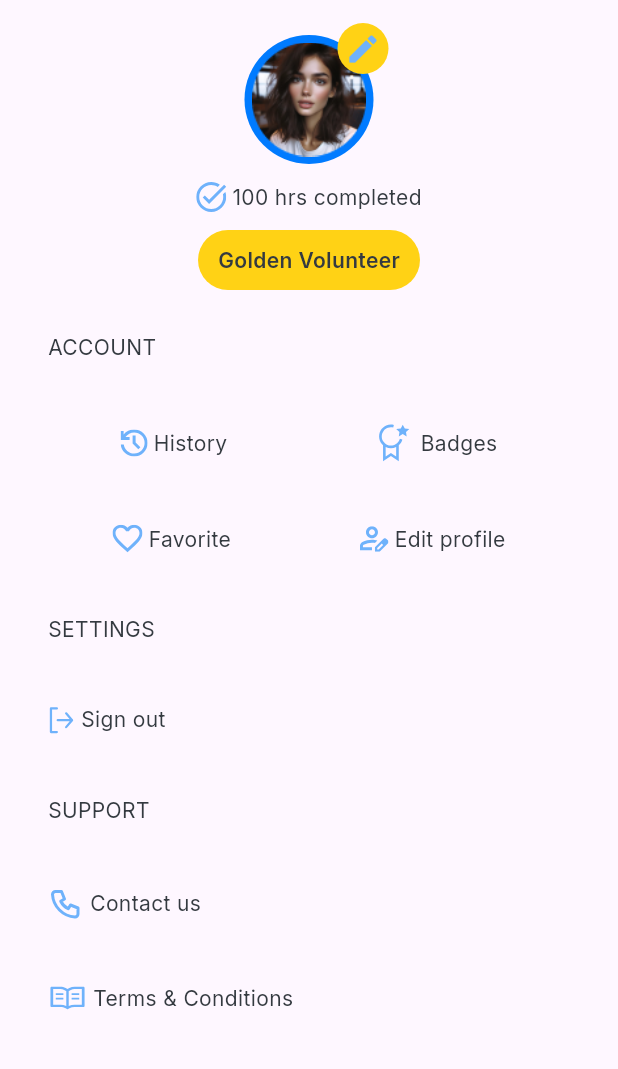
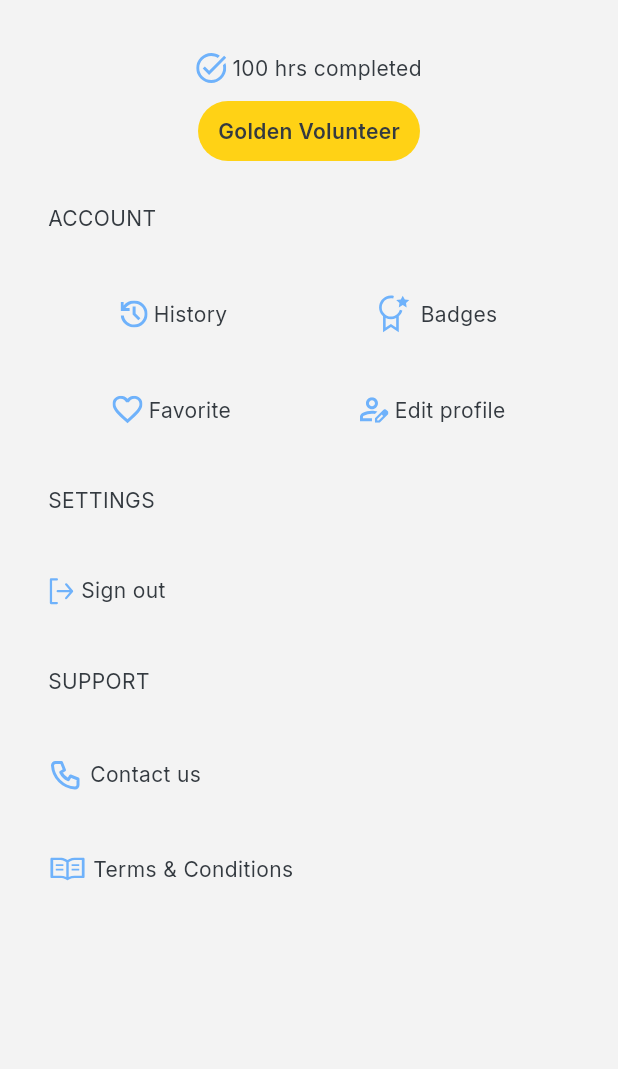
Before and after one commit to Kiitan12/VolunTek, a Flutter app: the Profile screen opened directly, on a phone screen of 412 x 824 dp, the part 73-1142 px from its top. Run offline on Flutter 3.47's test engine with Material 3 defaults, Android fonts, the phone set to English and light mode, and no system bars; drawn by our look-alikes of badges; our stand-ins replace cached_network_image, carousel_slider, cloud_firestore, firebase_auth, firebase_core, firebase_messaging and 4 more; accounts and stored records are empty; project files that could hold a hidden picture were left out.

Commit message:
profile screen in-progress

```diff
--- a/lib/src/features/home/presentation/widget/home.dart
+++ b/lib/src/features/home/presentation/widget/home.dart
@@ -244,6 +244,7 @@ class _HomeState extends State<Home> with SingleTickerProviderStateMixin{
                   ],
                 ),
               ),
+              const SizedBox(height: 32),
             ],
           ),
         ),
--- a/lib/src/features/profile/presentation/widget/profile.dart
+++ b/lib/src/features/profile/presentation/widget/profile.dart
@@ -1,6 +1,7 @@
 import 'package:flutter/material.dart';
 import 'package:volun_tek/src/constants/app_style.dart';
 import 'package:badges/badges.dart' as badge;
+import 'package:volun_tek/src/routing/routes.dart';
 
 import '../../../../constants/colors.dart';
 import 'refactored/profile_tile.dart';
@@ -11,7 +12,9 @@ class Profile extends StatelessWidget {
   @override
   Widget build(BuildContext context) {
     return Scaffold(
+      backgroundColor: kBackgroundColor,
       appBar: AppBar(
+        backgroundColor: kBackgroundColor,
         title: Text(
           'Profile',
           style: AppStyle.kHeading1.copyWith(
@@ -26,24 +29,7 @@ class Profile extends StatelessWidget {
             crossAxisAlignment: CrossAxisAlignment.start,
             children: [
               const SizedBox(height: 16),
-              Center(
-                child: badge.Badge(
-                  badgeStyle: const badge.BadgeStyle(
-                    badgeColor: kYellow,
-                    elevation: 0,
-                  ),
-                  badgeContent: const Icon(Icons.edit, color: kBlueAccent),
-                  child: CircleAvatar(
-                    radius: 43,
-                    backgroundColor: kBlue,
-                    child: Image.asset(
-                      'assets/images/profile.png',
-                      height: 76,
-                      width: 76,
-                    ),
-                  ),
-                ),
-              ),
+
               const SizedBox(height: 12),
               const ProfileTile(
                 imgUrl: 'assets/svg/check_circle.svg',
@@ -86,16 +72,19 @@ class Profile extends StatelessWidget {
                 ],
               ),
               const SizedBox(height: 40),
-              const Row(
+               Row(
                 mainAxisAlignment: MainAxisAlignment.spaceAround,
                 children: [
-                  ProfileTile(
+                  const ProfileTile(
                     imgUrl: 'assets/svg/favourite.svg',
                     title: 'Favorite',
                   ),
                   ProfileTile(
                     imgUrl: 'assets/svg/edit_profile.svg',
                     title: 'Edit profile',
+                    onTap: () {
+                      Navigator.pushNamed(context, editProfile);
+                    }
                   ),
                 ],
               ),
@@ -128,7 +117,7 @@ class Profile extends StatelessWidget {
                     title: 'Contact us',
                     isCentered: false,
                   ),
-                  const SizedBox(height: 40),
+                   SizedBox(height: 40),
                   ProfileTile(
                     imgUrl: 'assets/svg/terms.svg',
                     title: 'Terms & Conditions',
--- a/lib/src/features/search/presentation/widget/search.dart
+++ b/lib/src/features/search/presentation/widget/search.dart
@@ -61,7 +61,9 @@ class _SearchState extends State<Search> {
                     .snapshots(),
                 builder: (context, snapshot) {
                   return (snapshot.connectionState == ConnectionState.waiting)
-                      ? const CircularProgressIndicator()
+                      ? const Center(
+                          child: CircularProgressIndicator(),
+                        )
                       : ListView.separated(
                           shrinkWrap: true,
                           separatorBuilder: (context, index) =>
@@ -89,7 +91,6 @@ class _SearchState extends State<Search> {
                             return Container();
                           },
                         );
-
                 },
               ),
             ),
--- a/lib/src/routing/router.dart
+++ b/lib/src/routing/router.dart
@@ -18,6 +18,7 @@ import '../features/authentication/presentation/controller/sign_up_controller.da
 import '../features/authentication/presentation/widget/login.dart';
 import '../features/authentication/presentation/widget/onboarding.dart';
 import '../features/home/presentation/widget/interest_form.dart';
+import '../features/profile/presentation/widget/edit_profile.dart';
 import '../features/profile/presentation/widget/profile.dart';
 import '../features/search/presentation/widget/search.dart';
 import 'routes.dart';
@@ -68,6 +69,8 @@ class RouteGenerator {
         return navigateToRoute(const InterestForm());
       case profile:
         return navigateToRoute(const Profile());
+      case editProfile:
+        return navigateToRoute(const EditProfile());
     }
     return null;
   }
--- a/lib/src/routing/routes.dart
+++ b/lib/src/routing/routes.dart
@@ -17,3 +17,4 @@ const String search = '/search';
 const String opportunityView = '/opportunity-view';
 const String interestForm = '/interest-form';
 const String profile = '/profile';
+const String editProfile = '/edit-profile';
```
Also changed, not shown: lib/src/features/home/presentation/widget/notification.dart (added, +32 -0 lines), lib/src/features/profile/presentation/widget/edit_profile.dart (added, +80 -0 lines).
